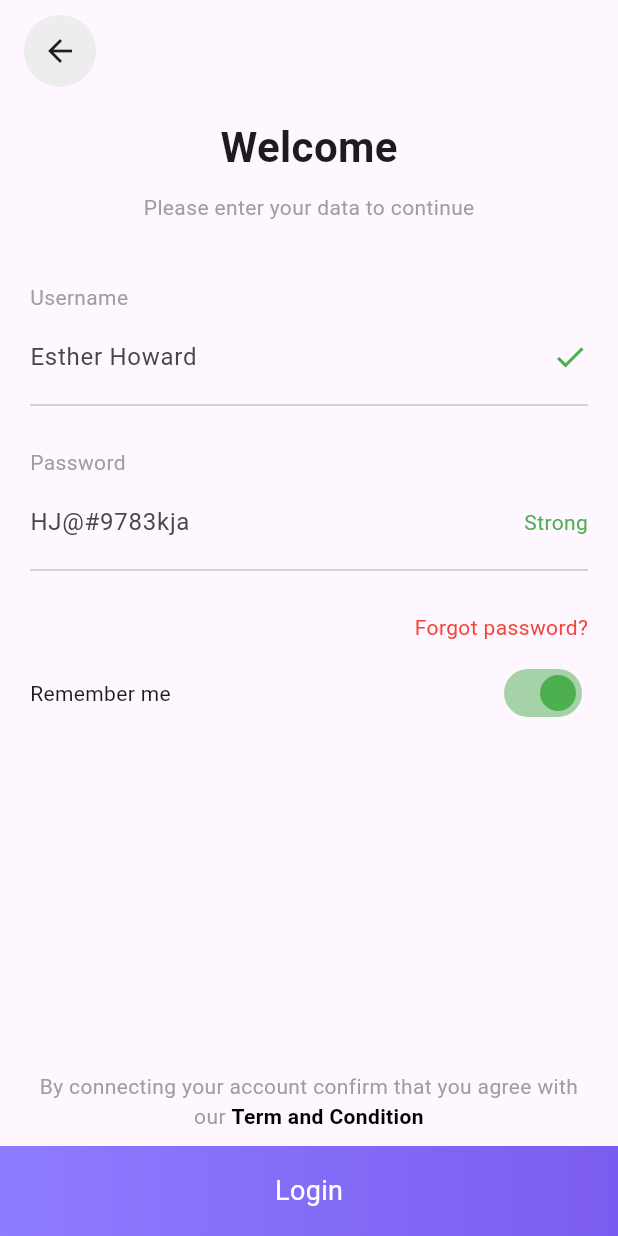
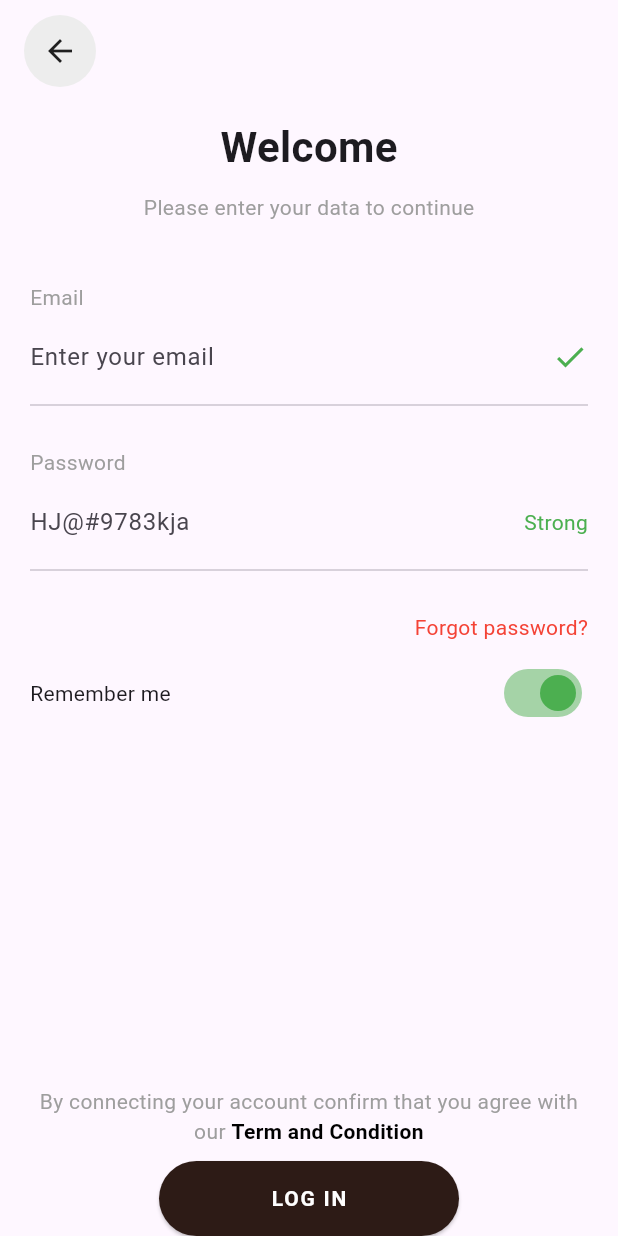
Before and after one commit to EngNohaIbraheem/lazoo, a Flutter app: the GetStartedScreen screen opened by its route, after a tap on "SignIN", on a phone screen of 412 x 824 dp. Run offline on Flutter 3.47's test engine with Material 3 defaults, Android fonts, the phone set to English and light mode, and no system bars; our stand-ins replace bloc, dio, flutter_bloc, flutter_secure_storage, shared_preferences; accounts and stored records are empty.

Commit message:
create login cubit create login status create login model

```diff
--- a/lib/app.dart
+++ b/lib/app.dart
@@ -1,6 +1,7 @@
 import 'core/config/router/app_router.dart';
 import 'package:flutter/material.dart';
 
+import 'features/Auth/Login/presentation/screens/login_screen.dart';
 import 'features/Auth/forgett_password/presentation/screens/forgett_pasword.dart';
 import 'features/Auth/reset_password/screens/Reset_password.dart';
 import 'features/Home/presentation/screens/home_screen.dart';
@@ -20,7 +21,7 @@ class MyApp extends StatelessWidget {
         useMaterial3: true,
       ),
       onGenerateRoute: AppRouter.generateRoute,
-      initialRoute: OnboardingScreen.routeName,
+      initialRoute: LoginScreen.routeName,
     );
   }
 }
--- /dev/null
+++ b/lib/features/Auth/Login/presentation/manger/login_cubit.dart
@@ -0,0 +1,42 @@
+import 'package:bloc/bloc.dart';
+import 'package:flutter/cupertino.dart';
+import 'package:meta/meta.dart';
+import 'package:dio/dio.dart';
+
+import '../../../../../core/network/api_service.dart';
+import '../../../../../core/network/cache/cache_helper.dart';
+import '../models/login_model.dart';
+
+part 'login_state.dart';
+
+class LoginCubit extends Cubit<LoginState> {
+  LoginCubit() : super(LoginInitial());
+  // create login function
+  ApiService apiService = ApiService(Dio());
+  TextEditingController emailC = TextEditingController();
+  TextEditingController passC = TextEditingController();
+
+void login ({required String email , required String pass })   async {
+  emit(LoginLoading());
+  apiService.postData(
+      url: "api/auth/login",
+      data: {"email": email, "password": pass}).then((res) async {
+    final model = LoginModel.fromJson(res.data);
+    CacheHelper.saveToken(  model.data?.token ?? '');
+
+    String? token = await CacheHelper.getToken();
+    print("token store in login function $token");
+    emit(LoginSuccess());
+
+  }).catchError((e) {
+    emit(LoginFailure(e.toString()));
+  });
+
+}
+
+
+
+
+
+
+}
--- /dev/null
+++ b/lib/features/Auth/Login/presentation/manger/login_state.dart
@@ -0,0 +1,12 @@
+part of 'login_cubit.dart';
+
+@immutable
+sealed class LoginState {}
+
+final class LoginInitial extends LoginState {}
+final class LoginLoading extends LoginState {}
+final class LoginSuccess extends LoginState {}
+final class LoginFailure extends LoginState {
+  final String msg;
+  LoginFailure(this.msg);
+}
--- a/lib/features/Auth/Login/presentation/screens/login_screen.dart
+++ b/lib/features/Auth/Login/presentation/screens/login_screen.dart
@@ -1,56 +1,64 @@
 import 'package:flutter/material.dart';
 import '../../../Register/presentation/widgets/custum_back_button.dart';
+import '../manger/login_cubit.dart';
 import '../widgets/login_form.dart';
 import '../widgets/login_button.dart';
 import '../widgets/terms_text.dart';
+import 'package:flutter_bloc/flutter_bloc.dart';
 
-class LoginScreen extends StatelessWidget {
+class LoginScreen extends StatefulWidget {
   const LoginScreen({super.key});
 
   static const routeName = "LoginScreen";
 
   @override
+  State<LoginScreen> createState() => _LoginScreenState();
+}
+
+class _LoginScreenState extends State<LoginScreen> {
+  @override
   Widget build(BuildContext context) {
-    return Scaffold(
+    return BlocProvider(
+      create: (context) => LoginCubit(),
+      child: const Scaffold(
         body: SafeArea(
           child: Column(
             children: [
-            const SizedBox(height: 10),
-            const Padding(
+              SizedBox(height: 10),
+              Padding(
                 padding: EdgeInsets.symmetric(horizontal: 16),
                 child: Align(
                   alignment: Alignment.centerLeft,
                   child: CustomBackButton(),
                 ),
               ),
-            const SizedBox(height: 20),
-            const Text(
+              SizedBox(height: 20),
+              Text(
                 "Welcome",
                 style: TextStyle(
                   fontSize: 28,
                   fontWeight: FontWeight.bold,
                 ),
               ),
-            const SizedBox(height: 10),
-            const Text(
+              SizedBox(height: 10),
+              Text(
                 "Please enter your data to continue",
                 style: TextStyle(color: Colors.grey),
               ),
-            const SizedBox(height: 40),
-            const Expanded(
+              SizedBox(height: 40),
+              Expanded(
                 child: Padding(
                   padding: EdgeInsets.symmetric(horizontal: 20),
                   child: LoginForm(),
                 ),
               ),
-            const TermsText(),
-            const SizedBox(height: 10),
-            LoginButton(
-              onPressed: () {
+              TermsText(),
+              SizedBox(height: 10),
+              LoginButton(),
+
               // login logic later (Cubit/API)
-              },
+            ],
           ),
-          ],
         ),
       ),
     );
--- a/lib/features/Auth/Login/presentation/widgets/login_button.dart
+++ b/lib/features/Auth/Login/presentation/widgets/login_button.dart
@@ -1,29 +1,104 @@
 import 'package:flutter/material.dart';
+import 'package:lazoo/features/Auth/Login/presentation/manger/login_cubit.dart';
+import 'package:lazoo/features/Home/presentation/screens/home_screen.dart';
 import '../../../../../core/config/constant/app_color.dart';
+import 'package:flutter_bloc/flutter_bloc.dart';
 
 class LoginButton extends StatelessWidget {
-  final VoidCallback onPressed;
-
-  const LoginButton({super.key, required this.onPressed});
+  const LoginButton({super.key});
 
   @override
   Widget build(BuildContext context) {
-    return GestureDetector(
-      onTap: onPressed,
-      child: Container(
-        height: 60,
-        width: double.infinity,
-        alignment: Alignment.center,
-        decoration: const BoxDecoration(
-          gradient: LinearGradient(
-            colors: [AppColors.primary, AppColors.secondary],
-          ),
-        ),
-        child: const Text(
-          "Login",
-          style: TextStyle(color: Colors.white, fontSize: 18),
-        ),
+    return BlocListener<LoginCubit, LoginState>(
+      listener: (context, state) {
+        if (state is LoginSuccess) {
+          Navigator.pushNamed(context, HomeScreen.routeName);
+        } else if (state is LoginFailure) {
+          ScaffoldMessenger.of(context)
+              .showSnackBar(SnackBar(content: Text(state.msg)));
+        }
+      },
+      child: BlocBuilder<LoginCubit, LoginState>(
+        builder: (context, state) {
+          var cubit = context.read<LoginCubit>();
+          return Center(
+            child: SizedBox(
+              width: 200,
+              height: 50,
+              child: state is LoginLoading
+                  ? const Center(child: CircularProgressIndicator())
+                  : ElevatedButton(
+                      onPressed: () {
+                        if (cubit.emailC.text.isNotEmpty &&
+                            cubit.passC.text.isNotEmpty) {
+                          cubit.login(
+                              email: cubit.emailC.text, pass: cubit.passC.text);
+                        } else {
+                          ScaffoldMessenger.of(context).showSnackBar(
+                              SnackBar(content: Text("Please Fill Texts")));
+                        }
+                      },
+                      style: ElevatedButton.styleFrom(
+                        backgroundColor: const Color(0xFF2D1B16),
+                        shape: RoundedRectangleBorder(
+                          borderRadius: BorderRadius.circular(30),
+                        ),
+                      ),
+                      child: const Text(
+                        'LOG IN',
+                        style: TextStyle(
+                          color: Colors.white,
+                          fontWeight: FontWeight.bold,
+                          letterSpacing: 1.2,
+                        ),
+                      ),
+                    ),
+            ),
+          );
+        },
       ),
     );
   }
 }
+
+// class LoginButton extends StatelessWidget {
+//   final VoidCallback onPressed;
+//
+//   const LoginButton({super.key, required this.onPressed});
+//
+//   @override
+//   Widget build(BuildContext context) {
+//     return GestureDetector(
+//       onTap: onPressed,
+//       child:
+//        BlocListener<LoginCubit, LoginState>(
+//     listener: (context, state) {
+//       if (state is LoginSuccess) {
+//         Navigator.pushNamed(context, HomeScreen.routeName);
+//       } else if (state is LoginFailure) {
+//         ScaffoldMessenger.of(context)
+//             .showSnackBar(SnackBar(content: Text(state.msg)));
+//       }
+//     },
+//         child: BlocBuilder<LoginCubit, LoginState>(
+//           builder: (context, state) {
+//             return Container(
+//               height: 60,
+//               width: double.infinity,
+//               alignment: Alignment.center,
+//               decoration: const BoxDecoration(
+//                 gradient: LinearGradient(
+//                   colors: [AppColors.primary, AppColors.secondary],
+//                 ),
+//               ),
+//               child: const Text(
+//                 "Login",
+//                 style: TextStyle(color: Colors.white, fontSize: 18),
+//               ),
+//             );
+//           },
+//         ),
+//       ),
+//     );
+//   }
+// }
--- a/lib/features/Auth/Login/presentation/widgets/login_form.dart
+++ b/lib/features/Auth/Login/presentation/widgets/login_form.dart
@@ -2,25 +2,30 @@ import 'package:flutter/material.dart';
 import '../../../../../core/config/constant/app_color.dart';
 import '../../../Register/presentation/widgets/custum_text_field.dart';
 import '../../../Register/presentation/widgets/rememberme.dart';
-
+import '../manger/login_cubit.dart';
+import 'package:flutter_bloc/flutter_bloc.dart';
 class LoginForm extends StatelessWidget {
   const LoginForm({super.key});
 
   @override
   Widget build(BuildContext context) {
+    var cubit = context.read<LoginCubit>();
+
     return Column(
       children: [
-        const CustomTextField(
-          label: "Username",
-          hint: "Esther Howard",
-          suffix: Icon(Icons.check, color: AppColors.green),
+        CustomTextField(
+          label: "Email",
+          hint: "Enter your email",
+          controller: cubit.emailC, // 👈 مهم
+          suffix: const Icon(Icons.check, color: AppColors.green),
         ),
 
-        const CustomTextField(
+        CustomTextField(
           label: "Password",
           hint: "HJ@#9783kja",
           obscure: true,
-          suffix: Text(
+          controller: cubit.passC, // 👈 مهم
+          suffix: const Text(
             "Strong",
             style: TextStyle(color: AppColors.green),
           ),
--- a/lib/features/Auth/Register/presentation/screens/signup_screen.dart
+++ b/lib/features/Auth/Register/presentation/screens/signup_screen.dart
@@ -42,7 +42,8 @@ class SignUpScreen extends StatelessWidget {
             const Expanded(
               child: Padding(
                 padding: EdgeInsets.symmetric(horizontal: 20),
-                child: SignUpForm(),
+                child:
+                SignUpForm(),
               ),
             ),
 
--- a/lib/features/Auth/Register/presentation/widgets/custum_text_field.dart
+++ b/lib/features/Auth/Register/presentation/widgets/custum_text_field.dart
@@ -1,16 +1,17 @@
 import 'package:flutter/material.dart';
 import '../../../../../core/config/constant/app_color.dart';
-
 class CustomTextField extends StatelessWidget {
   final String label;
   final String hint;
   final bool obscure;
   final Widget? suffix;
+  final TextEditingController controller; // 👈 أهم إضافة
 
   const CustomTextField({
     super.key,
     required this.label,
     required this.hint,
+    required this.controller,
     this.obscure = false,
     this.suffix,
   });
@@ -27,6 +28,7 @@ class CustomTextField extends StatelessWidget {
           children: [
             Expanded(
               child: TextField(
+                controller: controller, // 👈 الربط هنا
                 obscureText: obscure,
                 decoration: InputDecoration(
                   hintText: hint,
--- a/lib/features/onboarding/presentation/screens/getstarted_screen.dart
+++ b/lib/features/onboarding/presentation/screens/getstarted_screen.dart
@@ -2,7 +2,7 @@ import 'package:flutter/material.dart';
 
 import '../../../../core/config/constant/app_color.dart';
 import '../../../Auth/Login/presentation/screens/login_screen.dart';
-import '../../../Auth/Register/presentation/screens/signup_screen.dart';
+// import '../../../Auth/Register/presentation/screens/signup_screen.dart';
 import '../widgets/social_Button.dart';
 
 class GetStartedScreen extends StatelessWidget {
@@ -118,7 +118,7 @@ class GetStartedScreen extends StatelessWidget {
               ),
             ),
             onPressed: () {
-              Navigator.pushNamed(context, SignUpScreen.routeName);
+              // Navigator.pushNamed(context, SignUpScreen.routeName);
 
             },
             child: const Text(
```
Also changed, not shown: lib/features/Auth/Login/presentation/models/login_model.dart (added, +85 -0 lines), lib/features/Auth/Register/logic/models/register_model.dart (added, +85 -0 lines), lib/features/Auth/Register/presentation/manger/signup_cubit.dart (added, +41 -0 lines), lib/features/Auth/Register/presentation/manger/signup_state.dart (added, +12 -0 lines), lib/features/Auth/Register/presentation/widgets/signup_form.dart (+16 -7 lines). Lines whose indentation alone changed are shown as unchanged.
